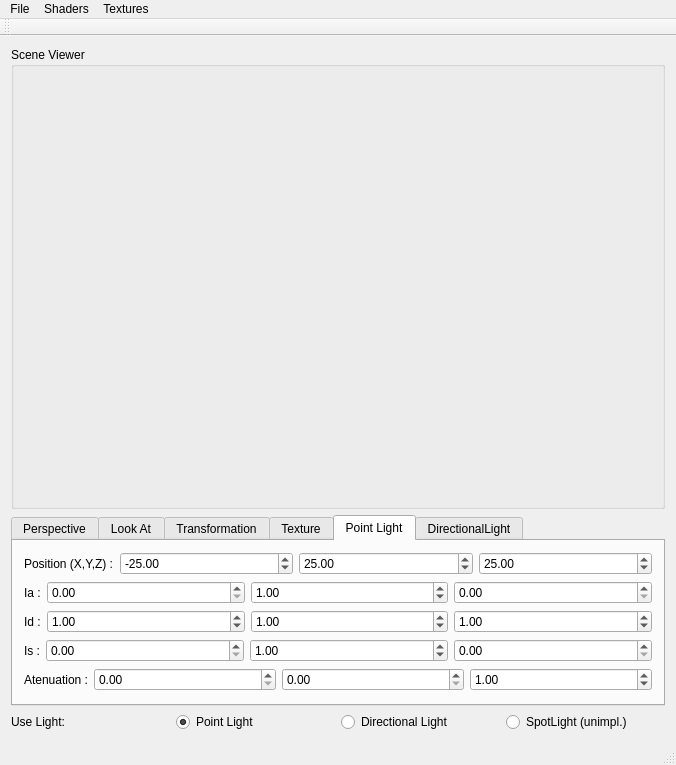
Qt form mainwindow.ui (carlaMorral/rendergpu-f01-1) before a commit.
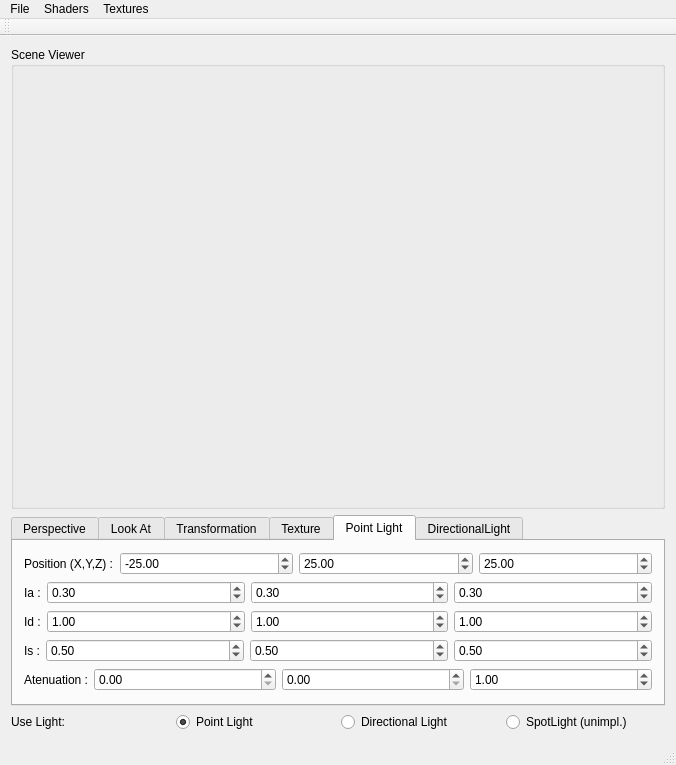
The same form after that commit. The open tabs and pages were chosen to show the change.

Commit message: Posar millor pointlight del menu

The edit to the form file:
```diff
--- a/mainwindow.ui
+++ b/mainwindow.ui
@@ -659,7 +659,7 @@
              <double>0.100000000000000</double>
             </property>
             <property name="value">
-             <double>0.000000000000000</double>
+             <double>0.300000000000000</double>
             </property>
            </widget>
           </item>
@@ -669,7 +669,7 @@
              <double>0.100000000000000</double>
             </property>
             <property name="value">
-             <double>1.000000000000000</double>
+             <double>0.300000000000000</double>
             </property>
            </widget>
           </item>
@@ -679,7 +679,7 @@
              <double>0.100000000000000</double>
             </property>
             <property name="value">
-             <double>0.000000000000000</double>
+             <double>0.300000000000000</double>
             </property>
            </widget>
           </item>
@@ -706,7 +706,7 @@
              <double>0.100000000000000</double>
             </property>
             <property name="value">
-             <double>0.000000000000000</double>
+             <double>0.500000000000000</double>
             </property>
            </widget>
           </item>
@@ -716,7 +716,7 @@
              <double>0.100000000000000</double>
             </property>
             <property name="value">
-             <double>1.000000000000000</double>
+             <double>0.500000000000000</double>
             </property>
            </widget>
           </item>
@@ -726,7 +726,7 @@
              <double>0.100000000000000</double>
             </property>
             <property name="value">
-             <double>0.000000000000000</double>
+             <double>0.500000000000000</double>
             </property>
            </widget>
           </item>
```
Left out of the diff: 2 changed lines with no effect on the pictures.
